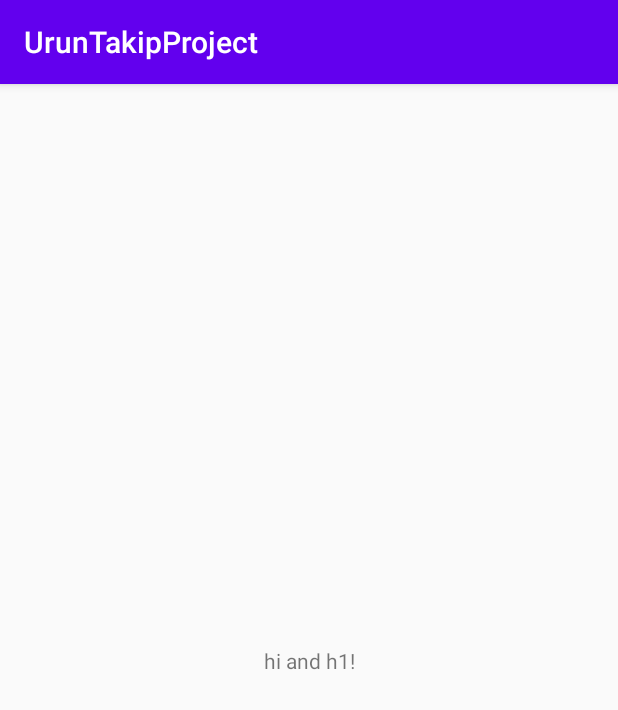
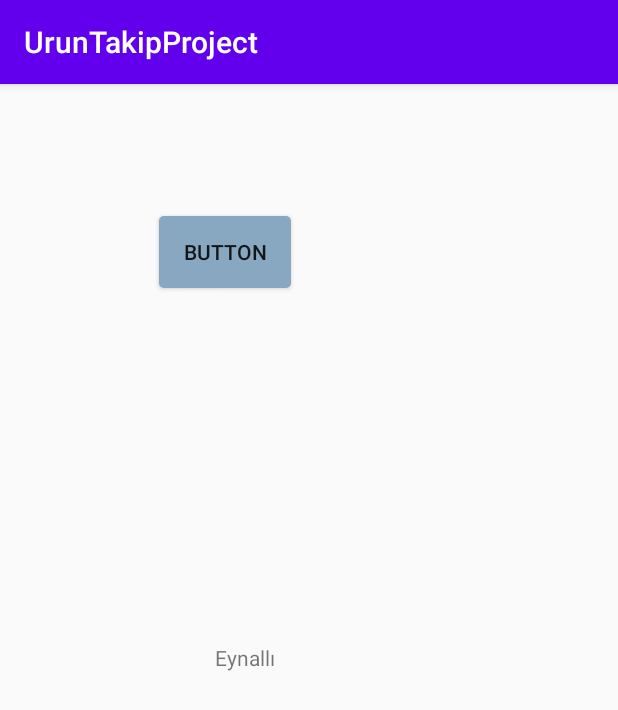
Before and after one commit to eminsahin21/UrunTakipProject, an Android app: the screen it shows after launch (MainActivity), on a phone screen of 412 x 824 dp. Shown: the top 710 px of the screen. Run offline under Robolectric (Android 15) with nearby library versions, the phone set to English and light mode, and no system bars.

Commit message:
buton change

```diff
--- /dev/null
+++ b/app/src/main/res/drawable/butonback.xml
@@ -0,0 +1,11 @@
+<?xml version="1.0" encoding="utf-8"?>
+<shape xmlns:android="http://schemas.android.com/apk/res/android"
+    android:shape="rectangle" android:padding="10dp">
+    <!-- you can use any color you want I used here gray color-->
+    <solid android:color="#88A7C1"/>
+    <corners
+        android:bottomRightRadius="3dp"
+        android:bottomLeftRadius="3dp"
+        android:topLeftRadius="3dp"
+        android:topRightRadius="3dp"/>
+</shape>
--- a/app/src/main/res/layout/activity_main.xml
+++ b/app/src/main/res/layout/activity_main.xml
@@ -7,12 +7,23 @@
     tools:context=".MainActivity">
 
     <TextView
-        android:layout_width="wrap_content"
-        android:layout_height="wrap_content"
-        android:text="hi and h1!"
+        android:layout_width="126dp"
+        android:layout_height="23dp"
+        android:text="Eynallı"
         app:layout_constraintBottom_toBottomOf="parent"
         app:layout_constraintEnd_toEndOf="parent"
         app:layout_constraintStart_toStartOf="parent"
         app:layout_constraintTop_toTopOf="parent" />
 
+    <Button
+        android:id="@+id/button2"
+        android:background="@drawable/butonback"
+        android:layout_width="wrap_content"
+        android:layout_height="wrap_content"
+        android:layout_marginStart="106dp"
+        android:layout_marginTop="88dp"
+        android:text="Button"
+        app:layout_constraintStart_toStartOf="parent"
+        app:layout_constraintTop_toTopOf="parent" />
+
 </androidx.constraintlayout.widget.ConstraintLayout>
```
